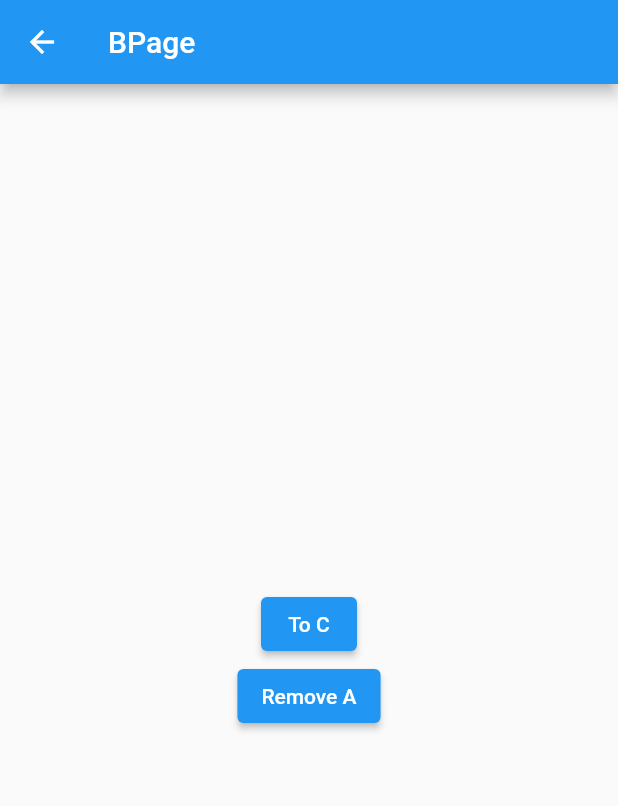
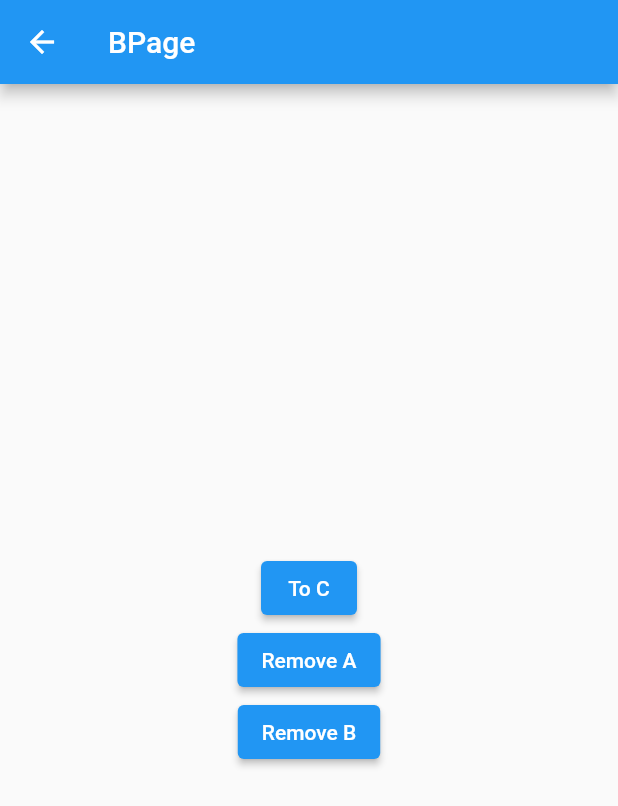
Before and after one commit to BigTimo/flutter_demo, a Flutter app: the BPage screen opened by its route, after a tap on "Remove A", on a phone screen of 412 x 824 dp. Shown: the top 806 px of the screen. Run offline on Flutter 3.47's test engine with Material 2 defaults, Android fonts, the phone set to English and light mode, and no system bars; our stand-ins replace get; missing offline and left inert: flutter_inappwebview.

Commit message:
移除当前页面，直接返回

```diff
--- a/lib/page/getx/a_page.dart
+++ b/lib/page/getx/a_page.dart
@@ -25,6 +25,12 @@ class APage extends StatelessWidget {
               },
               child: const Text("To B"),
             ),
+            ElevatedButton(
+              onPressed: () {
+                Get.removeName(RouteConfig.a);
+              },
+              child: const Text("Remove A"),
+            ),
           ],
         ),
       ),
--- a/lib/page/getx/b_page.dart
+++ b/lib/page/getx/b_page.dart
@@ -32,6 +32,12 @@ class BPage extends StatelessWidget {
               },
               child: const Text("Remove A"),
             ),
+            ElevatedButton(
+              onPressed: () {
+                Get.removeName(RouteConfig.b);
+              },
+              child: const Text("Remove B"),
+            ),
           ],
         ),
       ),
--- a/lib/page/getx/route/get_extension.dart
+++ b/lib/page/getx/route/get_extension.dart
@@ -32,7 +32,12 @@ extension GetExtension on GetInterface {
   void removeName(String name) {
     var route = getRouteByName(name);
     if (route != null) {
-      Get.removeRoute(route);
+      if (history.last == route) {
+        //移除当前页面，直接返回
+        Get.back();
+      } else {
+        Get.removeRoute(route);
+      }
     }
   }
 
```
